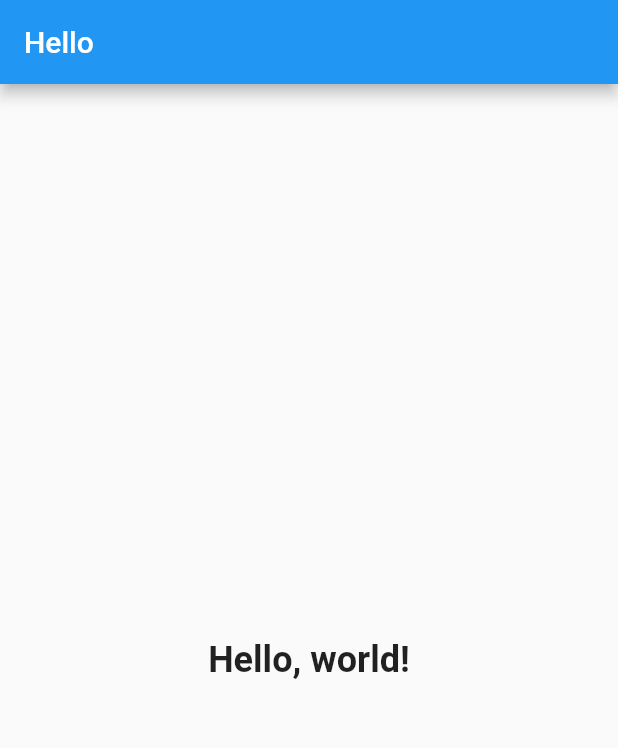
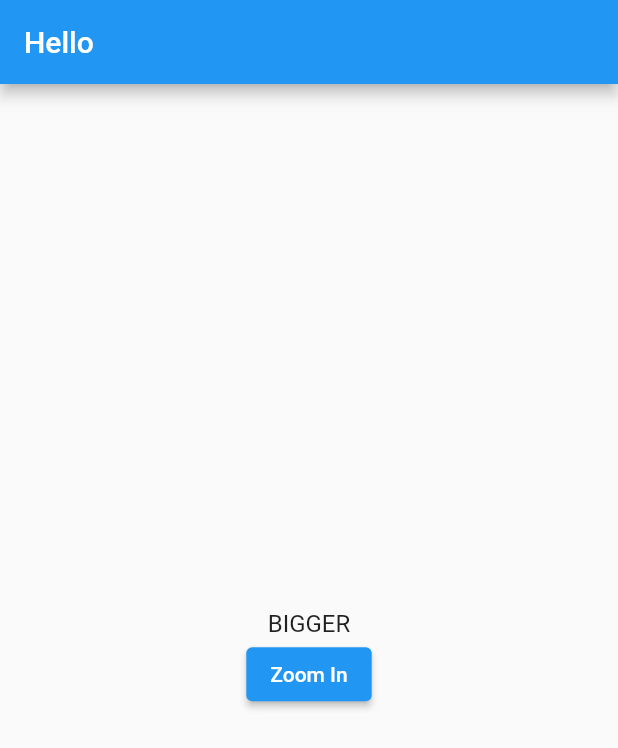
Before and after one commit to WahyuSeptiadi/FirstFlutterApps, a Flutter app: the screen it shows after launch, on a phone screen of 412 x 824 dp. Shown: the top 748 px of the screen. Run offline on Flutter 3.47's test engine with Material 2 defaults, Android fonts, the phone set to English and light mode, and no system bars.

Commit message:
StatefulWidget

```diff
--- a/lib/main.dart
+++ b/lib/main.dart
@@ -17,7 +17,8 @@
           title: Text('Hello'),
         ),
         body: Center(
-          child: Heading(text: 'Hello, world!'), // Custom text with Heading
+          // child: Heading(text: 'Hello, world!'), // Custom text with Heading
+          child: BiggerText(text: 'BIGGER'), // Custom text with BiggerText
         ),
       ),
     );
@@ -40,3 +41,35 @@
     );
   }
 }
+
+class BiggerText extends StatefulWidget { // state yang bisa berubah-ubah
+  final String text; // BUKAN STATE ASLI dari StatefulWidget
+
+  const BiggerText({this.text});
+
+  @override
+  _BiggerTextState createState() => _BiggerTextState();
+}
+
+
+class _BiggerTextState extends State<BiggerText> {
+  double _textSize = 16.0; // STATE ASLI dari StatefulWidget
+
+  @override
+  Widget build(BuildContext context) {
+    return Column(
+      mainAxisAlignment: MainAxisAlignment.center,
+      children: <Widget>[
+        Text(widget.text, style: TextStyle(fontSize: _textSize)),
+        ElevatedButton(
+          child: Text("Zoom In"),
+          onPressed: () {
+            setState(() { // Mengubah nilai state harus dilakukan pada fungsi setState
+              _textSize = 32.0;
+            });
+          },
+        )
+      ],
+    );
+  }
+}
```
